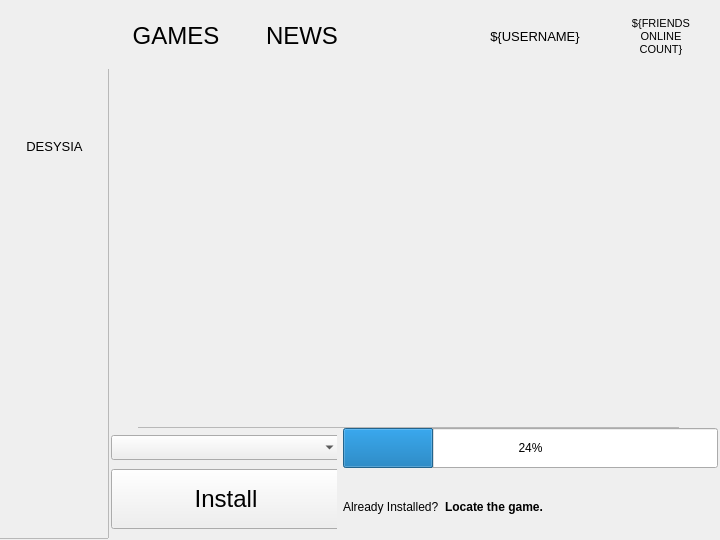
Qt form forms/main.ui (Snow-Okami/phantom-app) before a commit.
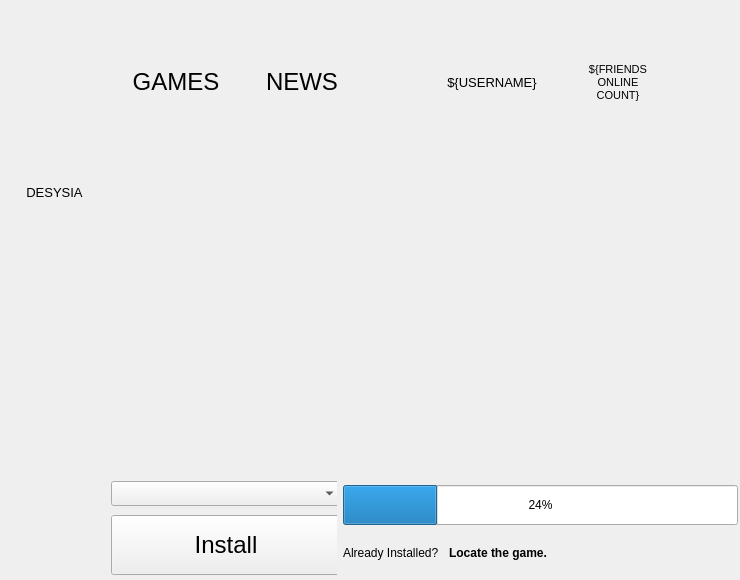
The same form after that commit. Icons and pictures are not drawn.

The edit to the form file:
```diff
--- a/forms/main.ui
+++ b/forms/main.ui
@@ -6,10 +6,16 @@
    <rect>
     <x>0</x>
     <y>0</y>
-    <width>720</width>
-    <height>540</height>
+    <width>740</width>
+    <height>580</height>
    </rect>
   </property>
+  <property name="sizePolicy">
+   <sizepolicy hsizetype="MinimumExpanding" vsizetype="Preferred">
+    <horstretch>0</horstretch>
+    <verstretch>0</verstretch>
+   </sizepolicy>
+  </property>
   <property name="minimumSize">
    <size>
     <width>250</width>
@@ -24,19 +30,53 @@
     <rect>
      <x>0</x>
      <y>0</y>
-     <width>721</width>
-     <height>541</height>
+     <width>742</width>
+     <height>581</height>
     </rect>
    </property>
    <layout class="QVBoxLayout" name="verticalLayout">
     <item>
-     <widget class="QWidget" name="widget" native="true">
+     <widget class="QWidget" name="toolbarWidget" native="true">
+      <property name="enabled">
+       <bool>false</bool>
+      </property>
+      <property name="sizePolicy">
+       <sizepolicy hsizetype="MinimumExpanding" vsizetype="Fixed">
+        <horstretch>0</horstretch>
+        <verstretch>0</verstretch>
+       </sizepolicy>
+      </property>
+      <property name="minimumSize">
+       <size>
+        <width>740</width>
+        <height>40</height>
+       </size>
+      </property>
+      <property name="maximumSize">
+       <size>
+        <width>16777215</width>
+        <height>40</height>
+       </size>
+      </property>
+      <property name="styleSheet">
+       <string notr="true">background-color: transparent;</string>
+      </property>
+     </widget>
+    </item>
+    <item>
+     <widget class="QWidget" name="mainFrameWidget" native="true">
+      <property name="sizePolicy">
+       <sizepolicy hsizetype="MinimumExpanding" vsizetype="Preferred">
+        <horstretch>0</horstretch>
+        <verstretch>0</verstretch>
+       </sizepolicy>
+      </property>
       <widget class="QWidget" name="horizontalLayoutWidget">
        <property name="geometry">
         <rect>
          <x>0</x>
          <y>0</y>
-         <width>721</width>
+         <width>741</width>
          <height>72</height>
         </rect>
        </property>
@@ -55,6 +95,9 @@
             <height>60</height>
            </size>
           </property>
+          <property name="styleSheet">
+           <string notr="true">background-color: transparent;</string>
+          </property>
           <property name="text">
            <string/>
           </property>
@@ -93,6 +136,9 @@
             <pointsize>18</pointsize>
            </font>
           </property>
+          <property name="styleSheet">
+           <string notr="true">background-color: transparent;</string>
+          </property>
           <property name="text">
            <string>GAMES</string>
           </property>
@@ -120,6 +166,9 @@
             <pointsize>18</pointsize>
            </font>
           </property>
+          <property name="styleSheet">
+           <string notr="true">background-color: transparent;</string>
+          </property>
           <property name="text">
            <string>NEWS</string>
           </property>
@@ -160,6 +209,9 @@
             <pointsize>10</pointsize>
            </font>
           </property>
+          <property name="styleSheet">
+           <string notr="true">background-color: transparent;</string>
+          </property>
           <property name="text">
            <string>${USERNAME}</string>
           </property>
@@ -192,6 +244,9 @@
             <pointsize>8</pointsize>
            </font>
           </property>
+          <property name="styleSheet">
+           <string notr="true">background-color: transparent;</string>
+          </property>
           <property name="text">
            <string>${FRIENDS
 ONLINE
@@ -207,6 +262,19 @@
           </property>
          </widget>
         </item>
+        <item>
+         <spacer name="horizontalSpacer_3">
+          <property name="orientation">
+           <enum>Qt::Horizontal</enum>
+          </property>
+          <property name="sizeHint" stdset="0">
+           <size>
+            <width>40</width>
+            <height>20</height>
+           </size>
+          </property>
+         </spacer>
+        </item>
        </layout>
       </widget>
       <widget class="QWidget" name="horizontalLayoutWidget_2">
@@ -214,8 +282,8 @@
         <rect>
          <x>-1</x>
          <y>69</y>
-         <width>721</width>
-         <height>471</height>
+         <width>741</width>
+         <height>461</height>
         </rect>
        </property>
        <layout class="QHBoxLayout" name="horizontalLayout_2">
@@ -230,6 +298,9 @@
              <height>471</height>
             </rect>
            </property>
+           <property name="styleSheet">
+            <string notr="true">background-color: transparent;</string>
+           </property>
            <property name="widgetResizable">
             <bool>true</bool>
            </property>
@@ -279,6 +350,9 @@
                   </size>
                  </property>
                  <property name="checkable">
+                  <bool>true</bool>
+                 </property>
+                 <property name="checked">
                   <bool>false</bool>
                  </property>
                  <property name="autoRepeat">
@@ -317,16 +391,22 @@
             <rect>
              <x>109</x>
              <y>-1</y>
-             <width>611</width>
+             <width>681</width>
              <height>471</height>
             </rect>
            </property>
-           <widget class="QWidget" name="widget_4" native="true">
+           <property name="sizePolicy">
+            <sizepolicy hsizetype="MinimumExpanding" vsizetype="MinimumExpanding">
+             <horstretch>0</horstretch>
+             <verstretch>0</verstretch>
+            </sizepolicy>
+           </property>
+           <widget class="QWidget" name="contentWidget" native="true">
             <property name="geometry">
              <rect>
               <x>30</x>
               <y>30</y>
-              <width>541</width>
+              <width>601</width>
               <height>331</height>
              </rect>
             </property>
@@ -335,10 +415,13 @@
               <rect>
                <x>-1</x>
                <y>-1</y>
-               <width>551</width>
+               <width>601</width>
                <height>331</height>
               </rect>
              </property>
+             <property name="styleSheet">
+              <string notr="true">background-color: transparent;</string>
+             </property>
              <property name="widgetResizable">
               <bool>true</bool>
              </property>
@@ -347,7 +430,7 @@
                <rect>
                 <x>0</x>
                 <y>0</y>
-                <width>549</width>
+                <width>599</width>
                 <height>329</height>
                </rect>
               </property>
@@ -359,8 +442,8 @@
              <rect>
               <x>-1</x>
               <y>360</y>
-              <width>611</width>
-              <height>111</height>
+              <width>631</width>
+              <height>101</height>
              </rect>
             </property>
             <layout class="QHBoxLayout" name="horizontalLayout_3">
@@ -486,16 +569,22 @@
                   </widget>
                  </item>
                  <item>
-                  <widget class="QLabel" name="locateGameLink">
+                  <widget class="QPushButton" name="locateGameButton">
                    <property name="font">
                     <font>
                      <weight>75</weight>
                      <bold>true</bold>
                     </font>
                    </property>
+                   <property name="styleSheet">
+                    <string notr="true">background-color: transparent;</string>
+                   </property>
                    <property name="text">
                     <string>Locate the game.</string>
                    </property>
+                   <property name="flat">
+                    <bool>true</bool>
+                   </property>
                   </widget>
                  </item>
                  <item>
```
Left out of the diff: 10 changed lines with no effect on the pictures.
